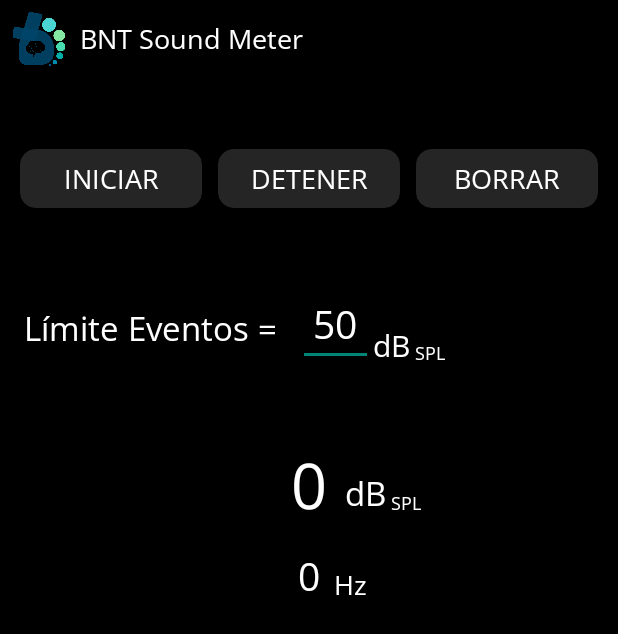
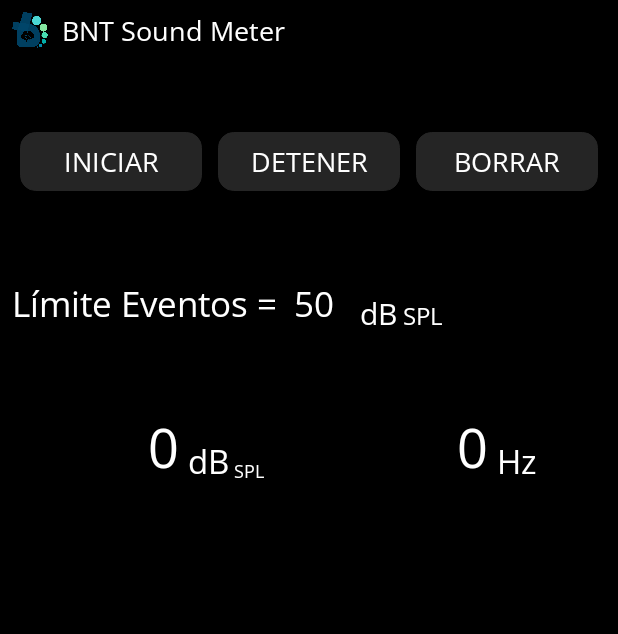
Before and after one commit to lvelasquezv/BNT-Sound-Meter, an Android app: the screen it shows after launch (MainActivity), after a tap on "DETENER", on a phone screen of 412 x 824 dp. Shown: the top 634 px of the screen. Run offline under Robolectric (Android 15) with nearby library versions, the light colour scheme and no system bars; 1 statement that could not run was skipped.

Commit message:
commit 11/10/2022 Se cambia texto de historial de eventos y tamaño de letras

```diff
--- a/app/src/main/java/com/bnt/soundmeter/MainActivity.java
+++ b/app/src/main/java/com/bnt/soundmeter/MainActivity.java
@@ -30,9 +30,8 @@ import android.widget.Toast;
 
 import java.io.File;
 import java.time.ZonedDateTime;
-import java.util.Calendar;
-import java.util.GregorianCalendar;
-import java.util.TimeZone;
+import java.util.Arrays;
+import java.util.Objects;
 
 import static com.bnt.soundmeter.SoundMeterService.ACTION_START;
 import static com.bnt.soundmeter.SoundMeterService.ACTION_STOP;
@@ -47,6 +46,7 @@ public class MainActivity extends AppCompatActivity {
   String TAG = "MAIN";
   TextView textViewDB;
   TextView historyTV;
+  TextView frequencyTV;
   EditText etLimite;
 
   Thread thread;
@@ -73,10 +73,8 @@ public class MainActivity extends AppCompatActivity {
   @Override
   public void onRequestPermissionsResult(int requestCode, @NonNull String[] permissions, @NonNull int[] grantResults) {
     super.onRequestPermissionsResult(requestCode, permissions, grantResults);
-    switch (requestCode){
-      case REQUEST_RECORD_AUDIO_PERMISSION:
-        permissionToRecordAccepted  = (grantResults[0] == PackageManager.PERMISSION_GRANTED);
-        break;
+    if (requestCode == REQUEST_RECORD_AUDIO_PERMISSION) {
+      permissionToRecordAccepted = (grantResults[0] == PackageManager.PERMISSION_GRANTED);
     }
     if (!permissionToRecordAccepted) {
       finish();
@@ -89,6 +87,8 @@ public class MainActivity extends AppCompatActivity {
     super.onCreate(savedInstanceState);
     setContentView(R.layout.activity_main);
 
+    Log.d(TAG, "onCreate INIT");
+
     context = this.getApplicationContext();
 
     //MainViewModel viewModel = new ViewModelProvider(this).get(MainViewModel.class);
@@ -98,22 +98,29 @@ public class MainActivity extends AppCompatActivity {
     Log.d(TAG, "PERMISOS CONECEDIDOS");
 
     textViewDB = findViewById(R.id.MainTVDecibelesValue);
+    frequencyTV = findViewById(R.id.MainTVHErtzValue);
     historyTV = findViewById(R.id.MainTVhistoria);
     etLimite = findViewById(R.id.MainETLimite);
-    etLimite.setFilters(new InputFilter[]{ new InputFilterMinMax("1", "85")});
+    etLimite.setFilters(new InputFilter[]{new InputFilterMinMax("1", "85")});
 
+    LocalBroadcastManager.getInstance(context).registerReceiver(soundMeterReceiver,
+      new IntentFilter(SoundMeterService.ACTION_SMS_BROADCAST));
 
-    LocalBroadcastManager.getInstance(context).registerReceiver(new BroadcastReceiver() {
+    bindService(new Intent(this, SoundMeterService.class), mConnection, Context.BIND_AUTO_CREATE);
+  }
+
+  //RECEIVER PARA SPL & Hz
+  public BroadcastReceiver soundMeterReceiver = new BroadcastReceiver() {
     @SuppressLint("DefaultLocale")
     @Override
     public void onReceive(Context context, Intent intent) {
-
       Double splDb = intent.getDoubleExtra(SoundMeterService.EXTRA_SPLDB, 0);
+      float frequency = intent.getFloatExtra(SoundMeterService.EXTRA_FREQ, 0);
       if(splDb.isNaN() || splDb.isInfinite()){splDb = 0.0;}
       //EVENTO DE RUIDO
-        if(splDb >= limite){
+      if(splDb >= limite && frequency <= 1500.0f){
         eventos ++;
-          momentoEvento = "Evento " + eventos + ": " + String.format("%.0f", splDb) + " dB SPL " + getDate();
+        momentoEvento = eventos + ": " + String.format("%.0f", splDb) + "dB, " + String.format("%.0f", frequency) + "Hz, " +getDate();
         Log.d("SMS",momentoEvento);
         if(historiaEvento == null || historiaEvento.isEmpty()){
           historiaEvento = momentoEvento;
@@ -123,15 +130,15 @@ public class MainActivity extends AppCompatActivity {
         makeToast(momentoEvento, context);
         historyTV.setText(historiaEvento);
       }
-        Log.d("updateTv", String.format("%.0f", splDb) + " dB SPL");
+      Log.d("updateTv", String.format("%.0f", splDb) + " dB SPL & " + String.format("%.0f", frequency) + " Hz");
       textViewDB.setText(String.format("%.0f", splDb));
+      frequencyTV.setText(String.format("%.0f", frequency));
+    }
+  };
 
-      }
-    }, new IntentFilter(SoundMeterService.ACTION_SMS_BROADCAST));
-
-    bindService(new Intent(this,
-      SoundMeterService.class), mConnection, Context.BIND_AUTO_CREATE);
-
+  public void destroyReceiver(){
+    Log.d(TAG, "destroyReceiver INIT");
+    LocalBroadcastManager.getInstance(this).unregisterReceiver(soundMeterReceiver);
   }
 
   private ServiceConnection mConnection = new ServiceConnection() {
@@ -145,6 +152,7 @@ public class MainActivity extends AppCompatActivity {
 
     @Override
     public void onServiceDisconnected(ComponentName name) {
+      Log.d(TAG, "onServiceDisconnected INIT");
       mBound = false;
       soundMeterService = null;
     }
@@ -175,23 +183,54 @@ public class MainActivity extends AppCompatActivity {
 
   public void onDestroy(){
     Log.d(TAG, "OnDestroy INIT");
+    detenerApp();
+    super.onDestroy();
+  }
+
+  //INICIO DE FUNCIONES PARA DETENER LA APLICACION
+  //DETENER EL MAIN THREAD
+  public void stopMainThread(){
+    if(thread != null && !thread.isInterrupted()){
       try{
-      unbindService(mConnection);
-      mBound = false;
-      stopSMS();
+        Log.d(TAG, "StopMainThread INIT");
         thread.interrupt();
         thread = null;
       }catch(Exception e){
+        Log.d(TAG, "ERROR DETENIENDO THREAD " + Arrays.toString(e.getStackTrace()));
+      }
+    }
+  }
+
+  //UNBIND EL SERVICIO DE SOUND METER
+  public void unbindService(){
+    if(mBound){
+      Log.d(TAG, "unbindService INIT");
+      unbindService(mConnection);
+    }
+  }
+
+  //DETENER EL SOUND METER
+  public void stopSoundMeter(){
+    if(mBound) {
+      try {
+        Log.d(TAG, "stopSoundMeter INIT");
+        stopSMS();
+      } catch (Exception e) {
         e.printStackTrace();
       }
-
-    deleteCache(this.getApplicationContext());
-    super.onDestroy();
+    }
   }
 
+  public void detenerApp(){
+    stopSoundMeter();
+    unbindService();
+    stopMainThread();
+    destroyReceiver();
+    deleteCache(this.getApplicationContext());
+  }
 
+  //INICIAR SOUND METER
   public void startSMS(){
-
     if (thread == null) {
       thread = new Thread(new Runnable() {
         @Override
@@ -215,11 +254,11 @@ public class MainActivity extends AppCompatActivity {
     }
   }
 
+  //ENVIAR SEÑAL PARA DETENER SOUND METER
   public void stopSMS(){
     Intent stopServiceIntent = new Intent(context, SoundMeterService.class);
     stopServiceIntent.putExtra("EXTRA_INTENT_CALLER", "MAIN_ACTIVITY");
     stopServiceIntent.setAction(ACTION_STOP);
-    //this.stopService(stopServiceIntent);
     context.startService(stopServiceIntent);
   }
 
@@ -236,10 +275,8 @@ public class MainActivity extends AppCompatActivity {
   }
 
   //ACTUAL DATE
-  //
   //https://stackoverflow.com/questions/6014903/getting-gmt-time-with-android
   public static String getDate(){
-
     ZonedDateTime today = ZonedDateTime.now();
     Log.d("MAIN", "ZDT : " + today);
     String ano_string = String.valueOf(today.getYear());
@@ -256,10 +293,11 @@ public class MainActivity extends AppCompatActivity {
     int sec = today.getSecond();
     String sec_string;
     if(sec <= 9){sec_string = "0"+ sec;}else{sec_string = String.valueOf(sec);}
-
-    return dia_string+"/"+mes_string+"/"+ano_string+" "+hora_string+":"+min_string+":"+sec_string;
+    //return dia_string+"/"+mes_string+"/"+ano_string+" "+hora_string+":"+min_string+":"+sec_string;
+    return dia_string+"/"+mes_string+" "+hora_string+":"+min_string+":"+sec_string;
   }
 
+  //INTENTO DE BORRAR EL CACHE DE LA APLICACION
   public void deleteCache(Context context) {
     try {
       File dir = context.getCacheDir();
@@ -274,7 +312,7 @@ public class MainActivity extends AppCompatActivity {
   public boolean deleteDir(File dir) {
     if (dir != null && dir.isDirectory()) {
       String[] children = dir.list();
-      for (int i = 0; i < children.length; i++) {
+      for (int i = 0; i < Objects.requireNonNull(children).length; i++) {
         boolean success = deleteDir(new File(dir, children[i]));
         if (!success) {
           return false;
@@ -288,29 +326,31 @@ public class MainActivity extends AppCompatActivity {
     }
   }
 
+  //FUNCIONES DE LOS BOTONES
+  //INICIAR
   public void smsStart(View view) {
     Log.d(TAG, "Boton iniciar");
     limite = Double.parseDouble(etLimite.getText().toString());
     startSMS();
   }
 
+  //DETENER
   public void smsPause(View view) {
     Log.d(TAG, "Boton Pause");
     stopSMS();
-    thread.interrupt();
-    thread = null;
+    stopMainThread();
   }
 
+  //BORRAR
   public void logErase(View view) {
     Log.d(TAG, "Boton Borrar");
     historiaEvento = null;
     historyTV.setText("");
   }
 
-  public class InputFilterMinMax implements InputFilter {
-
+  //FILTRO PARA EL INGRESO DEL LIMITE DE MEDICION DE SPL
+  public static class InputFilterMinMax implements InputFilter {
     private int min, max;
-
     public InputFilterMinMax(int min, int max) {
       this.min = min;
       this.max = max;
@@ -327,7 +367,9 @@ public class MainActivity extends AppCompatActivity {
         int input = Integer.parseInt(dest.toString() + source.toString());
         if (isInRange(min, max, input))
           return null;
-      } catch (NumberFormatException nfe) { }
+      } catch (NumberFormatException nfe) {
+        nfe.printStackTrace();
+      }
       return "";
     }
 
--- a/app/src/main/java/com/bnt/soundmeter/SoundMeterService.java
+++ b/app/src/main/java/com/bnt/soundmeter/SoundMeterService.java
@@ -24,7 +24,7 @@ import androidx.core.app.NotificationCompat;
 
 import androidx.localbroadcastmanager.content.LocalBroadcastManager;
 
-//import static android.content.pm.ServiceInfo.FOREGROUND_SERVICE_TYPE_MICROPHONE;
+
 
 public class SoundMeterService extends Service{
 
@@ -36,18 +36,9 @@ public class SoundMeterService extends Service{
   public static String ACTION_START = "SMS_START";
   public static String ACTION_STOP = "SMS_STOP";
 
+  Intent intent = new Intent(ACTION_SMS_BROADCAST);
+
   /////////////////////////////////////////////////////////////////
-  // Convenience constants
-  public static final int AMP_SILENCE = 0;
-  public static final int AMP_NORMAL_BREATHING = 10;
-  public static final int AMP_MOSQUITO = 20;
-  public static final int AMP_WHISPER = 30;
-  public static final int AMP_STREAM = 40;
-  public static final int AMP_QUIET_OFFICE = 50;
-  public static final int AMP_NORMAL_CONVERSATION = 60;
-  public static final int AMP_HAIR_DRYER = 70;
-  public static final int AMP_GARBAGE_DISPOSAL = 80;
-
   // PRIVATE CONSTANTS
   private static final double MAX_REPORTABLE_AMP = 32767.0;
   private static final double MAX_REPORTABLE_DB = 90.3087;
@@ -56,6 +47,7 @@ public class SoundMeterService extends Service{
   private static final int ENCODING = AudioFormat.ENCODING_PCM_16BIT;
 
   private MediaRecorder mRecorder;
+  private AudioRecord audioRecord;
 
   private static String fileName = null;
 
@@ -65,10 +57,13 @@ public class SoundMeterService extends Service{
       if(runner != null){
         if(!runner.isInterrupted()){
           startRecorder();
+          startAudioRecorder();
           soundDb(MAX_REPORTABLE_AMP);
+          getBufferRead();
+          sendBroadCast();
         }
       }
-    };
+    }
   };
   final Handler mHandler = new Handler();
 
@@ -77,40 +72,23 @@ public class SoundMeterService extends Service{
 
   public static final String
     ACTION_SMS_BROADCAST = SoundMeterService.class.getName() + "SMSBroadcast",
-    EXTRA_SPLDB = "EXTRA_SPLDB";
-
-  /*
-  //READ FRECUENCIES WITH FFT
-  int channelConfig = AudioFormat.CHANNEL_IN_MONO;    // Recording in mon
-  private DoubleFFT_1D fft;                           // The fft double array
-  private RealDoubleFFT transformer;
-  int blockSize = 256;                               // deal with this many samples at a time
-  int sampleRate = 8000;                             // Sample rate in Hz
-  public double frequency = 0.0;                      // the frequency given
-  RecordAudio recordTask;                             // Creates a Record Audio command
-   */
+    EXTRA_SPLDB = "EXTRA_SPLDB",
+    EXTRA_FREQ = "EXTRA_FREQ";
 
   @Override
   public void onCreate() {
     super.onCreate();
-
     createNotification();
-
     fileName = getExternalCacheDir().getAbsolutePath();
     fileName += null;
-
   }
 
   @Override
   public int onStartCommand(Intent intent, int flags, int startId) {
-
     createNotification();
-
     fileName = getExternalCacheDir().getAbsolutePath();
     fileName += null;
-
     int intToReturn = 0;
-
     if (intent.getAction().equals(ACTION_START)) {
       Log.d(TAG, "SMS INIT");
       if(runner == null){
@@ -204,7 +182,7 @@ public class SoundMeterService extends Service{
 
     NotificationCompat.Builder notificationBuilder = new NotificationCompat.Builder(this, NOTIFICATION_CHANNEL_ID);
     Notification notification = notificationBuilder.setOngoing(true)
-      .setContentTitle("")
+      .setContentTitle("Sound Meter Activo")
       .setContentText("")
       .setSmallIcon(R.drawable.notification_icon)
       //.setContentIntent(pendingIntent)
@@ -213,16 +191,6 @@ public class SoundMeterService extends Service{
 
     startForeground(1, notification);
 
-  }
-
-  private void stopService(){
-    try {
-      Thread.sleep(5000);
-      stopForeground(true);
-      stopSelf();
-    } catch (Exception e) {
-      e.printStackTrace();
-    }
   }
 
   public void startRecorder(){
@@ -269,6 +237,7 @@ public class SoundMeterService extends Service{
         mRecorder.reset();    // set state to idle
         mRecorder.release();  // release resources back to the system
         mRecorder = null;
+        stopAudioRecorder();
       }catch(Exception e){
         Log.d(TAG, e.getMessage());
       }
@@ -307,8 +276,76 @@ public class SoundMeterService extends Service{
     double p = getAmplitude();
     Log.d("SoundDb", "Max Amplitude of recorder = " + p + " / reference sound pressure = " + ampl);
     double splDb = MAX_REPORTABLE_DB  + 20 * Math.log10(p / ampl);
-    Intent intent = new Intent(ACTION_SMS_BROADCAST);
     intent.putExtra(EXTRA_SPLDB, splDb);
+  }
+
+  public void sendBroadCast(){
     LocalBroadcastManager.getInstance(this).sendBroadcast(intent);
   }
+
+
+  //FREQUENCIES
+  //https://stackoverflow.com/questions/16982623/android-app-to-record-sound-in-real-time-and-identify-frequency
+  int blockSize = 2048;// = 256;
+  private static final int RECORDER_SAMPLERATE = 8000;
+  private static final int RECORDER_CHANNELS = AudioFormat.CHANNEL_IN_MONO;
+  private static final int RECORDER_AUDIO_ENCODING = AudioFormat.ENCODING_PCM_16BIT;
+  int BufferElements2Rec = 1024; // want to play 2048 (2K) since 2 bytes we use only 1024
+  int BytesPerElement = 2;
+
+  final short[] buffer = new short[blockSize];
+  final double[] toTransform = new double[blockSize];
+
+  public void startAudioRecorder(){
+    if(audioRecord == null){
+      try{
+        audioRecord = new AudioRecord(MediaRecorder.AudioSource.MIC,
+          RECORDER_SAMPLERATE, RECORDER_CHANNELS,
+          RECORDER_AUDIO_ENCODING, BufferElements2Rec * BytesPerElement);
+        audioRecord.startRecording();
+      }catch(Exception e){
+        e.printStackTrace();
+      }
+    }
+  }
+
+  public void stopAudioRecorder(){
+    if(audioRecord != null){
+      try{
+        audioRecord.stop();
+        audioRecord.release();
+        audioRecord = null;
+      }catch (Exception e){
+        e.printStackTrace();
+      }
+    }
+  }
+
+  public void getBufferRead(){
+    audioRecord.read(buffer, 0, blockSize);
+    bufferToCalculate(buffer);
+  }
+
+  public void bufferToCalculate(short[] ...buffer){
+    float freq = calculate(RECORDER_SAMPLERATE, buffer[0]);
+    intent.putExtra(EXTRA_FREQ, freq);
+    Log.d(TAG,"FREQUENCIES = " + freq);
+  }
+
+
+  public static float calculate(int sampleRate, short [] audioData) {
+    int numSamples = audioData.length;
+    int numCrossing = 0;
+    for (int p = 0; p < numSamples-1; p++) {
+      if ((audioData[p] > 0 && audioData[p + 1] <= 0) ||
+        (audioData[p] < 0 && audioData[p + 1] >= 0)) {
+        numCrossing++;
+      }
+    }
+    float numSecondsRecorded = (float)numSamples/(float)sampleRate;
+    float numCycles = numCrossing/2;
+    float frequency = numCycles/numSecondsRecorded;
+
+    return frequency;
+  }
 }
--- a/app/src/main/res/layout/activity_main.xml
+++ b/app/src/main/res/layout/activity_main.xml
@@ -28,8 +28,8 @@
 
         <ImageView
             android:id="@+id/MainIVBNTLogo"
-            android:layout_width="36dp"
-            android:layout_height="36dp"
+            android:layout_width="24dp"
+            android:layout_height="24dp"
             android:layout_alignParentStart="true"
             android:layout_centerInParent="true"
             android:src="@drawable/bntlogografico">
@@ -98,40 +98,39 @@
 
     </RelativeLayout>
 
-    <RelativeLayout
+    <LinearLayout
         android:id="@+id/MainRLlimiteEventos"
         android:layout_width="match_parent"
-        android:layout_height="50dp"
+        android:layout_height="40dp"
         android:layout_marginStart="8dp"
         android:layout_marginEnd="8dp"
         android:layout_marginTop="50dp"
+        android:orientation="horizontal"
         app:layout_constraintEnd_toEndOf="parent"
         app:layout_constraintStart_toStartOf="parent"
         app:layout_constraintTop_toBottomOf="@+id/MainRLopciones">
 
         <TextView
             android:id="@+id/MainTVLimite"
+            style="@style/TextStyleMain23"
             android:layout_width="wrap_content"
             android:layout_height="match_parent"
-            android:layout_margin="8dp"
-            android:layout_alignParentStart="true"
             android:gravity="center"
-            android:text="Límite Eventos = "
-            style="@style/TextStyleMain22">
+            android:text="Límite Eventos =">
 
         </TextView>
 
         <EditText
             android:id="@+id/MainETLimite"
-            style="@style/TextStyleMain26"
+            style="@style/TextStyleMain23"
             android:layout_width="50dp"
-            android:layout_height="match_parent"
-            android:layout_toEndOf="@+id/MainTVLimite"
-            android:gravity="center"
-            android:hint="50"
+            android:layout_height="wrap_content"
+            android:gravity="center|bottom"
+            android:layout_gravity="center"
+            android:padding="0dp"
             android:inputType="number"
             android:text="50"
-            android:textAlignment="center">
+            android:backgroundTint="@android:color/transparent">
 
         </EditText>
 
@@ -140,42 +139,47 @@
             style="@style/TextStyleMain20"
             android:layout_width="wrap_content"
             android:layout_height="wrap_content"
-            android:layout_alignParentBottom="true"
-            android:layout_toEndOf="@+id/MainETLimite"
-            android:gravity="bottom"
-            android:text="dB" />
+            android:layout_gravity="bottom"
+            android:text=" dB" />
 
         <TextView
             android:id="@+id/MainTVDecibelesText11"
-            style="@style/TextStyle12"
+            style="@style/TextStyle16"
+            android:layout_width="wrap_content"
+            android:layout_height="wrap_content"
+            android:gravity="bottom"
+            android:layout_gravity="bottom"
+            android:text=" SPL" />
+
+    </LinearLayout>
+
+
+    <GridLayout
+        android:id="@+id/MainGLdata"
+        android:layout_width="match_parent"
+        android:layout_height="60dp"
+        android:orientation="horizontal"
+        android:columnCount="2"
+        android:rowCount="1"
+        android:layout_marginTop="40dp"
+        app:layout_constraintStart_toStartOf="parent"
+        app:layout_constraintEnd_toEndOf="parent"
+        app:layout_constraintTop_toBottomOf="@+id/MainRLlimiteEventos">
+
+        <RelativeLayout
+            android:id="@+id/MainRLDecibeles"
+            android:layout_column="0"
+            android:layout_columnWeight="1"
+            android:layout_row="0"
+            android:layout_gravity="bottom">
+
+            <TextView
+                android:id="@+id/MainTVDecibelesValue"
+                style="@style/TextStyleMain36"
                 android:layout_width="wrap_content"
                 android:layout_height="wrap_content"
                 android:layout_alignParentBottom="true"
-            android:layout_toEndOf="@+id/MainTVDecibelesText10"
-            android:gravity="bottom"
-            android:text=" SPL" />
-
-    </RelativeLayout>
-
-
-    <RelativeLayout
-        android:id="@+id/MainRLDecibeles"
-        android:layout_width="match_parent"
-        android:layout_height="50dp"
-        android:layout_marginStart="8dp"
-        android:layout_marginEnd="8dp"
-        android:layout_marginTop="50dp"
-        app:layout_constraintEnd_toEndOf="parent"
-        app:layout_constraintStart_toStartOf="parent"
-        app:layout_constraintTop_toBottomOf="@+id/MainRLlimiteEventos">
-
-        <TextView
-            android:id="@+id/MainTVDecibelesValue"
-            style="@style/TextStyleMain42"
-            android:layout_width="wrap_content"
-            android:layout_height="wrap_content"
-            android:layout_alignParentBottom="true"
-            android:layout_centerInParent="true"
+                android:layout_centerHorizontal="true"
                 android:text="0" />
 
             <TextView
@@ -186,7 +190,7 @@
                 android:layout_alignParentBottom="true"
                 android:layout_toEndOf="@+id/MainTVDecibelesValue"
                 android:gravity="bottom"
-            android:text="  dB" />
+                android:text=" dB" />
 
             <TextView
                 android:id="@+id/MainTVDecibelesText2"
@@ -202,60 +206,59 @@
 
         <RelativeLayout
             android:id="@+id/MainRLHertz"
-        android:layout_width="match_parent"
-        android:layout_height="50dp"
-        android:layout_marginStart="8dp"
-        android:layout_marginEnd="8dp"
-        android:layout_marginTop="8dp"
-        app:layout_constraintEnd_toEndOf="parent"
-        app:layout_constraintStart_toStartOf="parent"
-        app:layout_constraintTop_toBottomOf="@+id/MainRLDecibeles">
+            android:layout_column="1"
+            android:layout_columnWeight="1"
+            android:layout_row="0"
+            android:layout_gravity="bottom">
 
             <TextView
                 android:id="@+id/MainTVHErtzValue"
-            style="@style/TextStyleMain26"
+                style="@style/TextStyleMain36"
                 android:layout_width="wrap_content"
                 android:layout_height="wrap_content"
                 android:layout_alignParentBottom="true"
-            android:layout_centerInParent="true"
+                android:layout_centerHorizontal="true"
                 android:text="0" />
 
             <TextView
                 android:id="@+id/MainTVHertzText"
-            style="@style/TextStyle18"
+                style="@style/TextStyleMain22"
                 android:layout_width="wrap_content"
                 android:layout_height="wrap_content"
                 android:layout_alignParentBottom="true"
                 android:layout_toEndOf="@+id/MainTVHErtzValue"
                 android:gravity="bottom"
-            android:text="  Hz" />
+                android:text=" Hz" />
 
         </RelativeLayout>
 
+    </GridLayout>
+
+
     <ScrollView
         android:layout_width="match_parent"
-        android:layout_height="150dp"
-        android:layout_margin="8dp"
+        android:layout_height="280dp"
+        android:layout_marginStart="8dp"
+        android:layout_marginEnd="8dp"
+        android:layout_marginTop="50dp"
         app:layout_constraintStart_toStartOf="parent"
         app:layout_constraintEnd_toEndOf="parent"
-        app:layout_constraintBottom_toBottomOf="parent">
+        app:layout_constraintBottom_toBottomOf="parent"
+        app:layout_constraintTop_toBottomOf="@+id/MainGLdata">
 
         <LinearLayout
             android:layout_width="match_parent"
             android:layout_height="wrap_content">
-
             <TextView
                 android:id="@+id/MainTVhistoria"
                 android:layout_width="match_parent"
                 android:layout_height="match_parent"
                 android:textAlignment="center"
-                style="@style/TextStyle16">
+                style="@style/TextStyleMain23">
             </TextView>
-
         </LinearLayout>
     </ScrollView>
 
 
 
-
 </androidx.constraintlayout.widget.ConstraintLayout>
--- a/app/src/main/res/values/styles.xml
+++ b/app/src/main/res/values/styles.xml
@@ -106,6 +106,13 @@
         <item name="android:textAlignment">center</item>
     </style>
 
+    <style name="TextStyleMain23" parent="@android:style/TextAppearance.Medium">
+        <item name="android:textSize">23sp</item>
+        <item name="android:textColor">@color/white</item>
+        <item name="android:fontFamily">@font/opensansregular</item>
+        <item name="android:textAlignment">center</item>
+    </style>
+
     <style name="TextStyleMain22" parent="@android:style/TextAppearance.Medium">
         <item name="android:textSize">22sp</item>
         <item name="android:textColor">@color/white</item>
```
Lines whose indentation alone changed are shown as unchanged.
